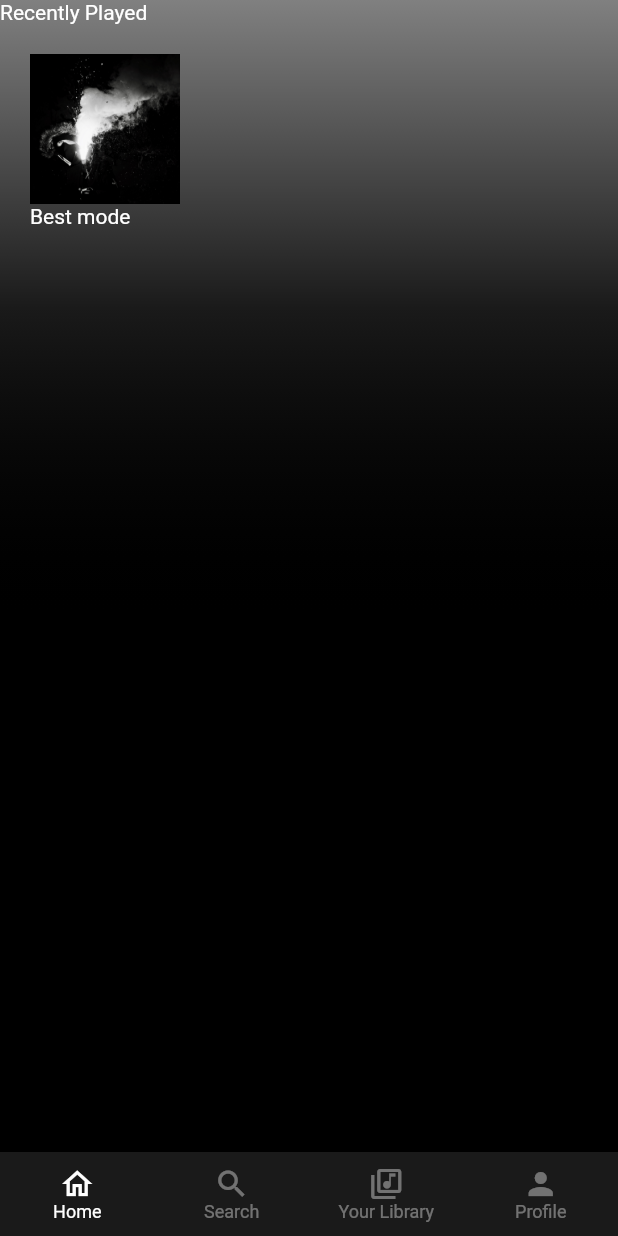
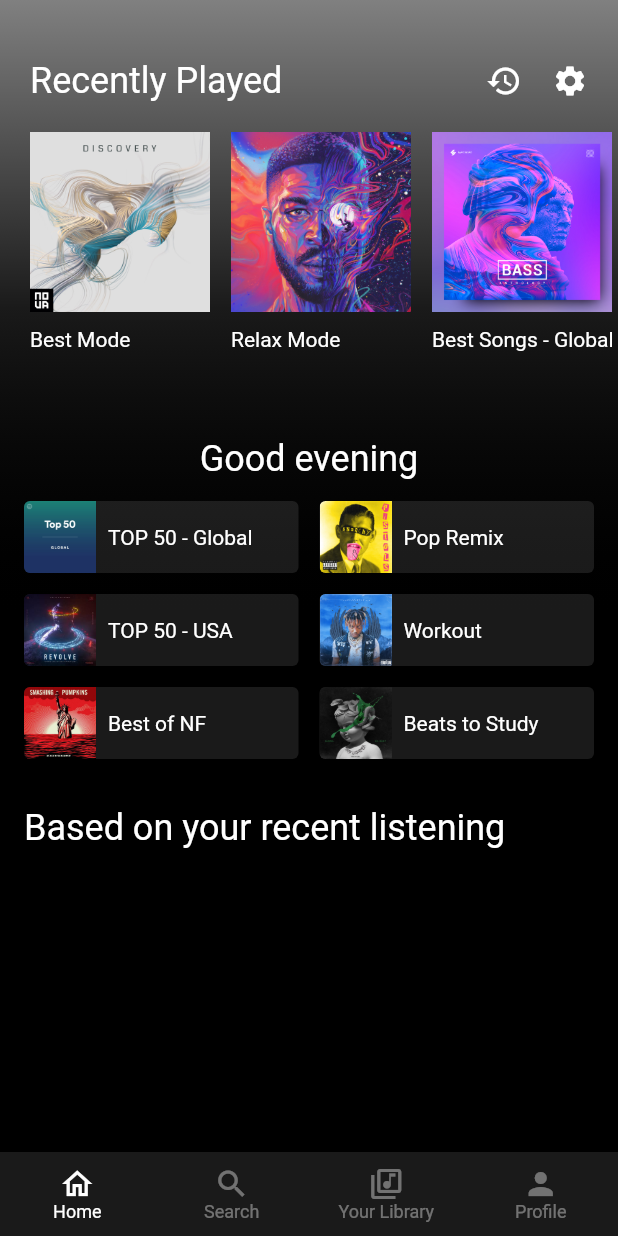
Before and after one commit to eryklorenc/spotify_ui_clone, a Flutter app: the screen it shows after launch, on a phone screen of 412 x 824 dp. Run offline on Flutter 3.47's test engine with Material 2 defaults, Android fonts, the phone set to English and light mode, and no system bars.

Commit message:
Add AlbumCard

```diff
--- a/lib/views/home.dart
+++ b/lib/views/home.dart
@@ -1,4 +1,5 @@
 import 'package:flutter/material.dart';
+import 'package:spotify_ui_clone/widgets/album_card.dart';
 
 class HomeView extends StatefulWidget {
   const HomeView({super.key});
@@ -36,26 +37,151 @@ class _HomeView extends State<HomeView> {
                 crossAxisAlignment: CrossAxisAlignment.start,
                 mainAxisAlignment: MainAxisAlignment.start,
                 children: [
-                  const Text('Recently Played'),
+                  const SizedBox(
+                    height: 40,
+                  ),
+                  Padding(
+                    padding: const EdgeInsets.symmetric(horizontal: 20),
+                    child: Row(
+                      mainAxisAlignment: MainAxisAlignment.spaceBetween,
+                      children: [
+                        Text('Recently Played',
+                            style: Theme.of(context).textTheme.headlineSmall),
+                        Row(
+                          children: const [
+                            Icon(Icons.history),
+                            SizedBox(
+                              width: 20,
+                            ),
+                            Icon(Icons.settings),
+                          ],
+                        )
+                      ],
+                    ),
+                  ),
                   SingleChildScrollView(
                     scrollDirection: Axis.horizontal,
                     physics: const BouncingScrollPhysics(),
                     padding: const EdgeInsets.all(20),
                     child: Row(
-                      children: [
-                        Column(
-                          crossAxisAlignment: CrossAxisAlignment.start,
-                          children: [
-                            Image.asset(
-                              'assets/album4.jpg',
-                              width: 100,
-                              height: 100,
-                            ),
-                            const Text('Best mode'),
-                          ],
-                        )
+                      children: const [
+                        AlbumCard(
+                          label: 'Best Mode',
+                          image: AssetImage('assets/album3.jpg'),
+                        ),
+                        SizedBox(
+                          width: 14,
+                        ),
+                        AlbumCard(
+                          label: 'Relax Mode',
+                          image: AssetImage('assets/album1.jpg'),
+                        ),
+                        SizedBox(
+                          width: 14,
+                        ),
+                        AlbumCard(
+                          label: 'Best Songs - Global',
+                          image: AssetImage('assets/album2.jpg'),
+                        ),
+                        SizedBox(
+                          width: 14,
+                        ),
+                        AlbumCard(
+                          label: 'Rap Mode',
+                          image: AssetImage('assets/album4.jpg'),
+                        ),
+                        SizedBox(
+                          width: 14,
+                        ),
+                        AlbumCard(
+                          label: 'Gaming Mode',
+                          image: AssetImage('assets/album5.jpg'),
+                        ),
                       ],
                     ),
+                  ),
+                  const SizedBox(
+                    height: 22,
+                  ),
+                  Padding(
+                    padding: const EdgeInsets.all(16.0),
+                    child: Column(
+                      children: [
+                        Text(
+                          'Good evening',
+                          style: Theme.of(context).textTheme.headlineSmall,
+                        ),
+                        const SizedBox(
+                          height: 14,
+                        ),
+                        Row(
+                          children: const [
+                            RowAlbumCard(
+                              label: 'TOP 50 - Global',
+                              image: AssetImage('assets/top50.jpg'),
+                            ),
+                            SizedBox(
+                              width: 14,
+                            ),
+                            RowAlbumCard(
+                              label: 'Pop Remix',
+                              image: AssetImage('assets/album6.jpg'),
+                            ),
+                          ],
+                        ),
+                        const SizedBox(
+                          height: 14,
+                        ),
+                        Row(
+                          children: const [
+                            RowAlbumCard(
+                              label: 'TOP 50 - USA',
+                              image: AssetImage('assets/album13.jpg'),
+                            ),
+                            SizedBox(
+                              width: 14,
+                            ),
+                            RowAlbumCard(
+                              label: 'Workout',
+                              image: AssetImage('assets/album12.jpg'),
+                            ),
+                          ],
+                        ),
+                        const SizedBox(
+                          height: 14,
+                        ),
+                        Row(
+                          children: const [
+                            RowAlbumCard(
+                              label: 'Best of NF',
+                              image: AssetImage('assets/album9.jpg'),
+                            ),
+                            SizedBox(
+                              width: 14,
+                            ),
+                            RowAlbumCard(
+                              label: 'Beats to Study',
+                              image: AssetImage('assets/album10.jpg'),
+                            ),
+                          ],
+                        ),
+                      ],
+                    ),
+                  ),
+                  Column(
+                    children: [
+                      Padding(
+                        padding: const EdgeInsets.all(16.0),
+                        child: Text(
+                          'Based on your recent listening',
+                          style: Theme.of(context).textTheme.headlineSmall,
+                        ),
+                      ),
+                      SingleChildScrollView(
+                        scrollDirection: Axis.horizontal,
+                        physics: const BouncingScrollPhysics(),
+                      )
+                    ],
                   )
                 ],
               ),
@@ -66,3 +192,41 @@ class _HomeView extends State<HomeView> {
     );
   }
 }
+
+class RowAlbumCard extends StatelessWidget {
+  final AssetImage image;
+  final String label;
+  const RowAlbumCard({
+    super.key,
+    required this.image,
+    required this.label,
+  });
+
+  @override
+  Widget build(BuildContext context) {
+    return Expanded(
+      flex: 1,
+      child: Container(
+        decoration: BoxDecoration(
+          color: Colors.white10,
+          borderRadius: BorderRadius.circular(4),
+        ),
+        clipBehavior: Clip.antiAlias,
+        child: Row(
+          children: [
+            Image(
+              image: image,
+              height: 48,
+              width: 48,
+              fit: BoxFit.cover,
+            ),
+            const SizedBox(
+              width: 8,
+            ),
+            Text(label)
+          ],
+        ),
+      ),
+    );
+  }
+}
--- /dev/null
+++ b/lib/widgets/album_card.dart
@@ -0,0 +1,31 @@
+
+import 'package:flutter/material.dart';
+
+class AlbumCard extends StatelessWidget {
+  final ImageProvider image;
+  final String label;
+  const AlbumCard({
+    super.key,
+    required this.image,
+    required this.label,
+  });
+
+  @override
+  Widget build(BuildContext context) {
+    return Column(
+      crossAxisAlignment: CrossAxisAlignment.start,
+      children: [
+        Image(
+          image: image,
+          width: 120,
+          height: 120,
+          fit: BoxFit.cover,
+        ),
+        const SizedBox(
+          height: 10,
+        ),
+        Text(label),
+      ],
+    );
+  }
+}
```
Also changed, not shown: assets/top50.jpg (added).
